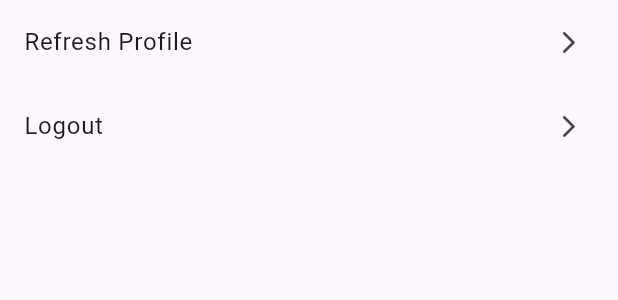
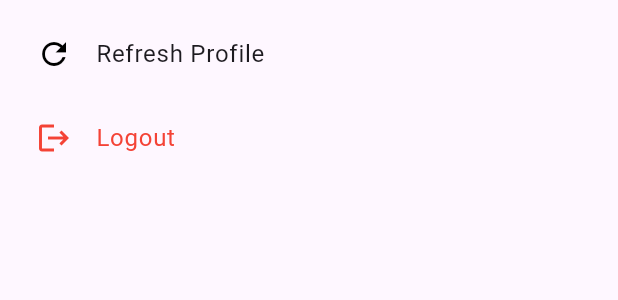
Before and after one commit to Muha06/auth-frontend, a Flutter app: the _UserSettingsSheet widget shown alone on an empty page, opened directly, on a phone screen of 412 x 824 dp. Shown: the top 300 px of the screen. Run offline on Flutter 3.47's test engine with Material 3 defaults, Android fonts, the light colour scheme and no system bars; our stand-ins replace dio, flutter_riverpod, flutter_secure_storage, hive_ce, hive_ce_flutter, jwt_decoder and 1 more; accounts and stored records are empty.

```diff
--- a/lib/features/auth/presentation/pages/home_page.dart
+++ b/lib/features/auth/presentation/pages/home_page.dart
@@ -19,6 +19,9 @@ class HomePage extends ConsumerWidget {
             onPressed: () {
               showModalBottomSheet(
                 context: context,
+                shape: RoundedRectangleBorder(
+                  borderRadius: BorderRadius.circular(18),
+                ),
                 builder: (context) => const _UserSettingsSheet(),
               );
             },
@@ -41,26 +44,35 @@ class _UserSettingsSheet extends ConsumerWidget {
   Widget build(BuildContext context, ref) {
     return DraggableScrollableSheet(
       expand: false,
-      initialChildSize: 0.4, // starts at 40%
-      minChildSize: 0.3, // can't go below 30%
-      maxChildSize: 0.9, // up to 90%
+      initialChildSize: 0.4,
+      minChildSize: 0.3,
+      maxChildSize: 0.4,
       builder: (context, controller) {
         return ListView(
+          padding: const EdgeInsets.all(8),
           controller: controller,
           children: [
             ActionTile(
               title: 'Refresh Profile',
-              onTap: () => ref.read(profileProvider.notifier).refreshProfile(),
+              leading: const Icon(Icons.refresh),
+              onTap: () {
+                ref.read(profileProvider.notifier).refreshProfile();
+
+                AppNavigator.pop(context);
+              },
             ),
 
             ActionTile(
               title: 'Logout',
+              leading: const Icon(Icons.logout),
+              destructive: true,
               onTap: () async {
+                // AppNavigator.pop(context);
+
                 try {
                   await ref.read(authProvider.notifier).logout();
+                } finally {
                   AppNavigator.pushReplacement(context, const AuthPage());
-                } catch (e) {
-                  AppSnackBar.error(context, "Failed to logout.");
                 }
               },
             ),
@@ -77,21 +89,26 @@ class ActionTile extends StatelessWidget {
     required this.title,
     required this.onTap,
     this.leading,
-    this.trailing,
+    this.destructive = false,
   });
 
   final String title;
   final VoidCallback onTap;
   final Widget? leading;
-  final Widget? trailing;
+  final bool destructive;
 
   @override
   Widget build(BuildContext context) {
+    final color = destructive ? Colors.red : null;
+
     return ListTile(
-      leading: leading,
-      title: Text(title),
-      trailing:
-          trailing ?? const Icon(Icons.arrow_forward_ios_rounded, size: 18),
+      leading: leading != null
+          ? IconTheme(
+              data: IconThemeData(color: color),
+              child: leading!,
+            )
+          : null,
+      title: Text(title, style: TextStyle(color: color)),
       onTap: onTap,
     );
   }
```
